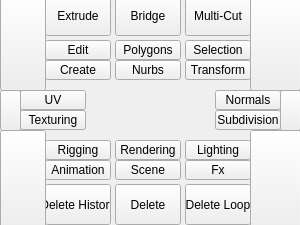
Qt form tk_ui/main.ui (m3trik/Scripts_portable) before a commit.
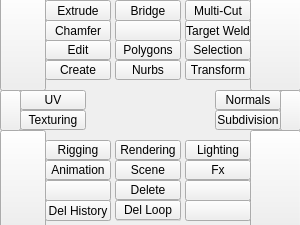
The same form after that commit.

What changed in the file:
```diff
--- a/tk_ui/main.ui
+++ b/tk_ui/main.ui
@@ -50,22 +50,6 @@
    <set>QMainWindow::AllowNestedDocks|QMainWindow::AllowTabbedDocks|QMainWindow::AnimatedDocks|QMainWindow::ForceTabbedDocks</set>
   </property>
   <widget class="QWidget" name="mainWindow">
-   <widget class="QPushButton" name="v000">
-    <property name="geometry">
-     <rect>
-      <x>45</x>
-      <y>-5</y>
-      <width>66</width>
-      <height>41</height>
-     </rect>
-    </property>
-    <property name="toolTip">
-     <string>Extrude</string>
-    </property>
-    <property name="text">
-     <string>Extrude</string>
-    </property>
-   </widget>
    <widget class="QPushButton" name="i023">
     <property name="geometry">
      <rect>
@@ -82,38 +66,6 @@
      <string/>
     </property>
    </widget>
-   <widget class="QPushButton" name="v004">
-    <property name="geometry">
-     <rect>
-      <x>115</x>
-      <y>184</y>
-      <width>66</width>
-      <height>41</height>
-     </rect>
-    </property>
-    <property name="toolTip">
-     <string>Delete history</string>
-    </property>
-    <property name="text">
-     <string>Delete</string>
-    </property>
-   </widget>
-   <widget class="QPushButton" name="v002">
-    <property name="geometry">
-     <rect>
-      <x>185</x>
-      <y>-5</y>
-      <width>66</width>
-      <height>41</height>
-     </rect>
-    </property>
-    <property name="toolTip">
-     <string>Multi-Cut</string>
-    </property>
-    <property name="text">
-     <string>Multi-Cut</string>
-    </property>
-   </widget>
    <widget class="QPushButton" name="i021">
     <property name="geometry">
      <rect>
@@ -130,54 +82,6 @@
      <string/>
     </property>
    </widget>
-   <widget class="QPushButton" name="v001">
-    <property name="geometry">
-     <rect>
-      <x>115</x>
-      <y>-5</y>
-      <width>66</width>
-      <height>41</height>
-     </rect>
-    </property>
-    <property name="toolTip">
-     <string>Bridge</string>
-    </property>
-    <property name="text">
-     <string>Bridge</string>
-    </property>
-   </widget>
-   <widget class="QPushButton" name="v003">
-    <property name="geometry">
-     <rect>
-      <x>45</x>
-      <y>184</y>
-      <width>66</width>
-      <height>41</height>
-     </rect>
-    </property>
-    <property name="toolTip">
-     <string>Delete</string>
-    </property>
-    <property name="text">
-     <string>Delete History</string>
-    </property>
-   </widget>
-   <widget class="QPushButton" name="v005">
-    <property name="geometry">
-     <rect>
-      <x>185</x>
-      <y>184</y>
-      <width>66</width>
-      <height>41</height>
-     </rect>
-    </property>
-    <property name="toolTip">
-     <string>Minimize Window</string>
-    </property>
-    <property name="text">
-     <string>Delete Loop</string>
-    </property>
-   </widget>
    <widget class="QPushButton" name="i022">
     <property name="geometry">
      <rect>
@@ -321,25 +225,6 @@
      <string/>
     </property>
    </widget>
-   <widget class="QLabel" name="l005">
-    <property name="geometry">
-     <rect>
-      <x>185</x>
-      <y>200</y>
-      <width>66</width>
-      <height>16</height>
-     </rect>
-    </property>
-    <property name="maximumSize">
-     <size>
-      <width>16777215</width>
-      <height>19</height>
-     </size>
-    </property>
-    <property name="text">
-     <string/>
-    </property>
-   </widget>
    <widget class="QLabel" name="l023">
     <property name="geometry">
      <rect>
@@ -672,25 +557,288 @@
      <string>Selection</string>
     </property>
    </widget>
-   <zorder>v000</zorder>
-   <zorder>v001</zorder>
-   <zorder>v002</zorder>
+   <widget class="QGroupBox" name="g001">
+    <property name="geometry">
+     <rect>
+      <x>115</x>
+      <y>0</y>
+      <width>66</width>
+      <height>41</height>
+     </rect>
+    </property>
+    <property name="title">
+     <string/>
+    </property>
+    <widget class="QPushButton" name="v001">
+     <property name="geometry">
+      <rect>
+       <x>0</x>
+       <y>0</y>
+       <width>66</width>
+       <height>21</height>
+      </rect>
+     </property>
+     <property name="toolTip">
+      <string>Bridge</string>
+     </property>
+     <property name="text">
+      <string>Bridge</string>
+     </property>
+    </widget>
+    <widget class="QPushButton" name="v008">
+     <property name="geometry">
+      <rect>
+       <x>0</x>
+       <y>20</y>
+       <width>66</width>
+       <height>21</height>
+      </rect>
+     </property>
+     <property name="toolTip">
+      <string/>
+     </property>
+     <property name="text">
+      <string/>
+     </property>
+    </widget>
+   </widget>
+   <widget class="QGroupBox" name="g000">
+    <property name="geometry">
+     <rect>
+      <x>45</x>
+      <y>0</y>
+      <width>66</width>
+      <height>41</height>
+     </rect>
+    </property>
+    <property name="title">
+     <string/>
+    </property>
+    <widget class="QPushButton" name="v000">
+     <property name="geometry">
+      <rect>
+       <x>0</x>
+       <y>0</y>
+       <width>66</width>
+       <height>21</height>
+      </rect>
+     </property>
+     <property name="toolTip">
+      <string>Extrude</string>
+     </property>
+     <property name="text">
+      <string>Extrude</string>
+     </property>
+    </widget>
+    <widget class="QPushButton" name="v012">
+     <property name="geometry">
+      <rect>
+       <x>0</x>
+       <y>20</y>
+       <width>66</width>
+       <height>21</height>
+      </rect>
+     </property>
+     <property name="toolTip">
+      <string/>
+     </property>
+     <property name="text">
+      <string>Chamfer</string>
+     </property>
+    </widget>
+   </widget>
+   <widget class="QGroupBox" name="g002">
+    <property name="geometry">
+     <rect>
+      <x>185</x>
+      <y>0</y>
+      <width>66</width>
+      <height>41</height>
+     </rect>
+    </property>
+    <property name="title">
+     <string/>
+    </property>
+    <widget class="QPushButton" name="v002">
+     <property name="geometry">
+      <rect>
+       <x>0</x>
+       <y>0</y>
+       <width>66</width>
+       <height>21</height>
+      </rect>
+     </property>
+     <property name="toolTip">
+      <string>Multi-Cut</string>
+     </property>
+     <property name="text">
+      <string>Multi-Cut</string>
+     </property>
+    </widget>
+    <widget class="QPushButton" name="v013">
+     <property name="geometry">
+      <rect>
+       <x>0</x>
+       <y>20</y>
+       <width>66</width>
+       <height>21</height>
+      </rect>
+     </property>
+     <property name="toolTip">
+      <string/>
+     </property>
+     <property name="text">
+      <string>Target Weld</string>
+     </property>
+    </widget>
+   </widget>
+   <widget class="QGroupBox" name="g003">
+    <property name="geometry">
+     <rect>
+      <x>45</x>
+      <y>180</y>
+      <width>66</width>
+      <height>41</height>
+     </rect>
+    </property>
+    <property name="title">
+     <string/>
+    </property>
+    <widget class="QPushButton" name="v003">
+     <property name="geometry">
+      <rect>
+       <x>0</x>
+       <y>20</y>
+       <width>66</width>
+       <height>21</height>
+      </rect>
+     </property>
+     <property name="toolTip">
+      <string>Delete</string>
+     </property>
+     <property name="text">
+      <string>Del History</string>
+     </property>
+    </widget>
+    <widget class="QPushButton" name="v009">
+     <property name="geometry">
+      <rect>
+       <x>0</x>
+       <y>0</y>
+       <width>66</width>
+       <height>21</height>
+      </rect>
+     </property>
+     <property name="toolTip">
+      <string/>
+     </property>
+     <property name="text">
+      <string/>
+     </property>
+    </widget>
+   </widget>
+   <widget class="QGroupBox" name="g004">
+    <property name="geometry">
+     <rect>
+      <x>115</x>
+      <y>180</y>
+      <width>66</width>
+      <height>41</height>
+     </rect>
+    </property>
+    <property name="title">
+     <string/>
+    </property>
+    <widget class="QPushButton" name="v005">
+     <property name="geometry">
+      <rect>
+       <x>0</x>
+       <y>20</y>
+       <width>66</width>
+       <height>20</height>
+      </rect>
+     </property>
+     <property name="toolTip">
+      <string>Minimize Window</string>
+     </property>
+     <property name="text">
+      <string>Del Loop</string>
+     </property>
+    </widget>
+    <widget class="QPushButton" name="v004">
+     <property name="geometry">
+      <rect>
+       <x>0</x>
+       <y>0</y>
+       <width>66</width>
+       <height>20</height>
+      </rect>
+     </property>
+     <property name="toolTip">
+      <string>Delete history</string>
+     </property>
+     <property name="text">
+      <string>Delete</string>
+     </property>
+    </widget>
+   </widget>
+   <widget class="QGroupBox" name="g005">
+    <property name="geometry">
+     <rect>
+      <x>185</x>
+      <y>180</y>
+      <width>66</width>
+      <height>41</height>
+     </rect>
+    </property>
+    <property name="title">
+     <string/>
+    </property>
+    <widget class="QPushButton" name="v011">
+     <property name="geometry">
+      <rect>
+       <x>0</x>
+       <y>20</y>
+       <width>66</width>
+       <height>21</height>
+      </rect>
+     </property>
+     <property name="toolTip">
+      <string/>
+     </property>
+     <property name="text">
+      <string/>
+     </property>
+    </widget>
+    <widget class="QPushButton" name="v010">
+     <property name="geometry">
+      <rect>
+       <x>0</x>
+       <y>0</y>
+       <width>66</width>
+       <height>21</height>
+      </rect>
+     </property>
+     <property name="toolTip">
+      <string/>
+     </property>
+     <property name="text">
+      <string/>
+     </property>
+    </widget>
+   </widget>
    <zorder>l006</zorder>
    <zorder>l020</zorder>
    <zorder>l007</zorder>
    <zorder>l004</zorder>
-   <zorder>l005</zorder>
    <zorder>l021</zorder>
    <zorder>l022</zorder>
    <zorder>l003</zorder>
    <zorder>l023</zorder>
    <zorder>v007</zorder>
    <zorder>i022</zorder>
-   <zorder>v005</zorder>
    <zorder>i020</zorder>
-   <zorder>v004</zorder>
    <zorder>i021</zorder>
-   <zorder>v003</zorder>
    <zorder>i023</zorder>
    <zorder>v006</zorder>
    <zorder>i016</zorder>
@@ -709,6 +857,12 @@
    <zorder>i010</zorder>
    <zorder>i008</zorder>
    <zorder>i009</zorder>
+   <zorder>g001</zorder>
+   <zorder>g000</zorder>
+   <zorder>g002</zorder>
+   <zorder>g003</zorder>
+   <zorder>g004</zorder>
+   <zorder>g005</zorder>
   </widget>
  </widget>
  <resources/>
```
